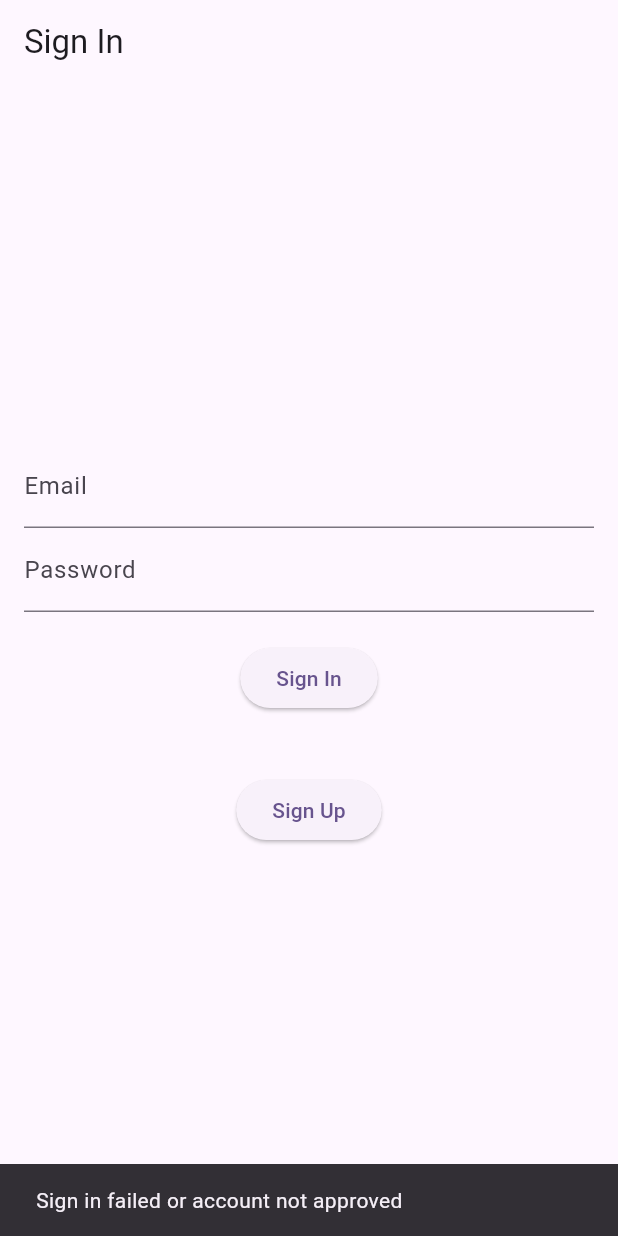
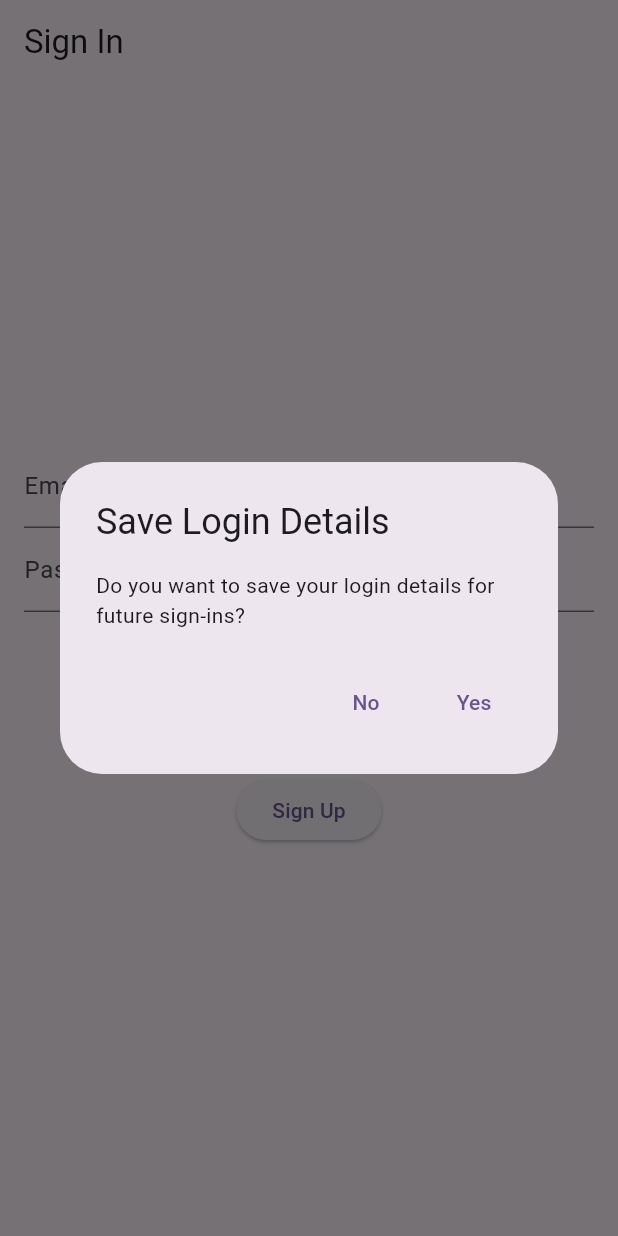
Before and after one commit to SeraphCodeAu/AdminWebApp, a Flutter app: the SignInPage screen opened directly, after a tap on "Sign In", on a phone screen of 412 x 824 dp. Run offline on Flutter 3.47's test engine with Material 3 defaults, Android fonts, the phone set to English and light mode, and no system bars; our stand-ins replace cloud_firestore, firebase_auth, firebase_core; accounts and stored records are empty.

Commit message:
dialog box login

```diff
--- a/lib/auth/frontend/SignIn.dart
+++ b/lib/auth/frontend/SignIn.dart
@@ -25,6 +25,29 @@ class _SignInPageState extends State<SignInPage> {
   }
 
   Future<void> _signIn(BuildContext context) async {
+    // Show a custom dialog to mimic browser's save password functionality
+    bool? saveCredentials = await showDialog<bool>(
+      context: context,
+      builder: (context) => AlertDialog(
+        title: Text('Save Login Details'),
+        content: Text('Do you want to save your login details for future sign-ins?'),
+        actions: <Widget>[
+          TextButton(
+            onPressed: () => Navigator.of(context).pop(false),
+            child: Text('No'),
+          ),
+          TextButton(
+            onPressed: () => Navigator.of(context).pop(true),
+            child: Text('Yes'),
+          ),
+        ],
+      ),
+    );
+
+    // Check if user chose to save credentials
+    if (saveCredentials ?? false) {
+      // Save credentials logic (this is symbolic, actual saving in browser is not done here)
+
       bool signInSuccess = await _signInServer.signInWithEmailAndPassword(
         _emailController.text,
         _passwordController.text,
@@ -36,12 +59,14 @@ class _SignInPageState extends State<SignInPage> {
           MaterialPageRoute(builder: (_) => const HomePage()),
         );
       } else {
-      // Show error message or not approved message
+        // Show error message
         ScaffoldMessenger.of(context).showSnackBar(
-        SnackBar(content: Text('Sign in failed or account not approved')),
+          SnackBar(content: Text('Sign in failed')),
         );
       }
     }
+  }
+
 
   @override
   Widget build(BuildContext context) {
--- a/lib/main.dart
+++ b/lib/main.dart
@@ -1,6 +1,9 @@
+import 'package:firebase_auth/firebase_auth.dart';
 import 'package:firebase_core/firebase_core.dart';
 import 'package:flutter/material.dart';
 import 'auth/frontend/SignIn.dart';
+import 'home/home.dart';
+// Import your HomePage here
 
 void main() async {
   WidgetsFlutterBinding.ensureInitialized();
@@ -12,11 +15,17 @@ void main() async {
       appId: "1:912647907356:web:bc1f409212f4df329517d9",
     ),
   );
-  runApp(const MyApp());
+
+  // Check if the user is already signed in
+  FirebaseAuth.instance.authStateChanges().first.then((user) {
+    runApp(MyApp(user: user));
+  });
 }
 
 class MyApp extends StatelessWidget {
-  const MyApp({super.key});
+  final User? user;
+
+  const MyApp({super.key, this.user});
 
   @override
   Widget build(BuildContext context) {
@@ -26,7 +35,7 @@ class MyApp extends StatelessWidget {
         colorScheme: ColorScheme.fromSeed(seedColor: Colors.deepPurple),
         useMaterial3: true,
       ),
-      home: const SignInPage(),  // Set SignUpPage as the home
+      home: user == null ? const SignInPage() : HomePage(), // Replace HomePage with your home page widget
     );
   }
 }
```
Lines whose indentation alone changed are shown as unchanged.
